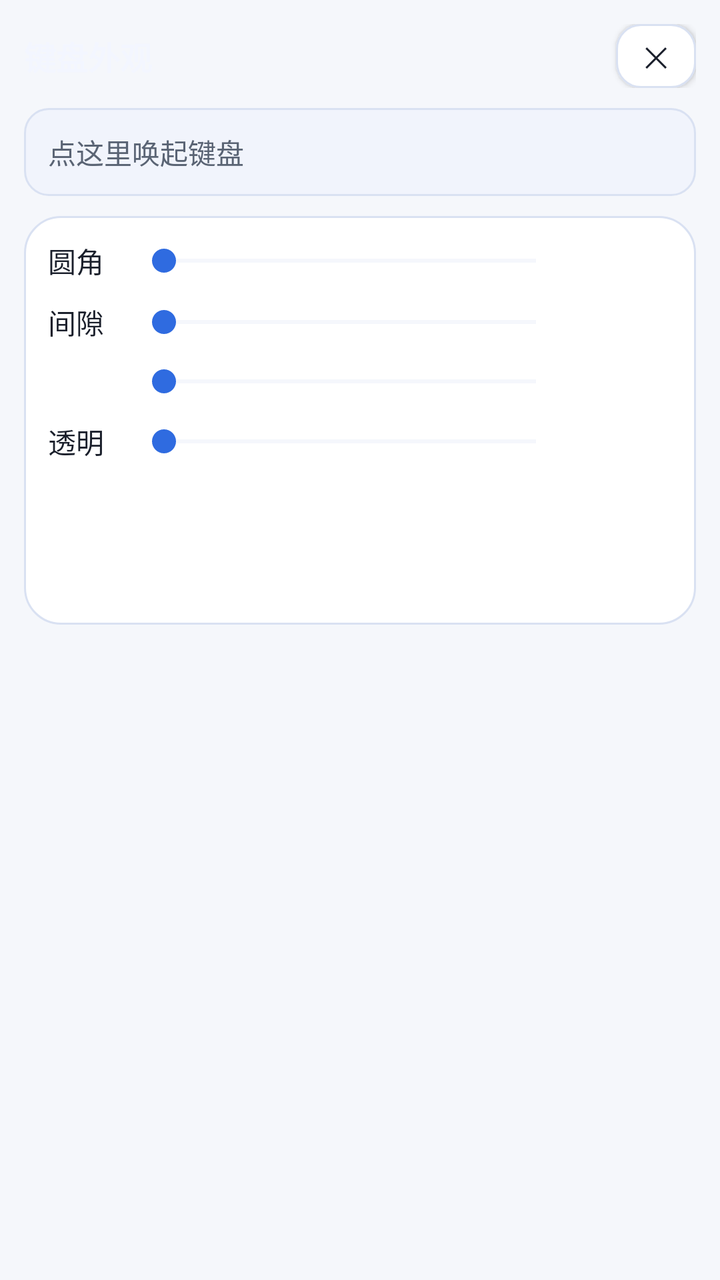
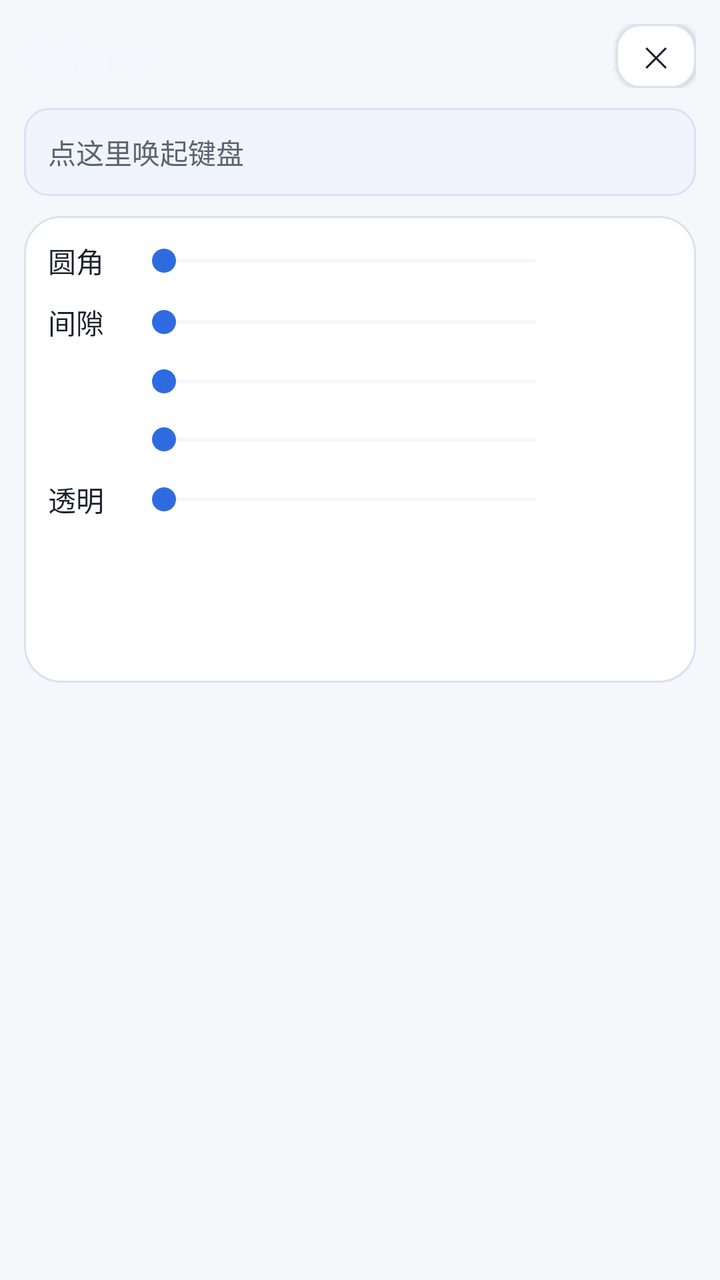

Two renders of the same Android screen: before a commit and after it. Below are the layout's source before the change and the commit's diff.
<!-- AndroidManifest.xml: application theme AppTheme -->
<!-- res/layout/activity_key_appearance.xml -->
<?xml version="1.0" encoding="utf-8"?>
<ScrollView xmlns:android="http://schemas.android.com/apk/res/android"
    android:layout_width="match_parent"
    android:layout_height="match_parent"
    android:fitsSystemWindows="true"
    android:overScrollMode="never">

    <LinearLayout
        android:layout_width="match_parent"
        android:layout_height="wrap_content"
        android:orientation="vertical"
        android:padding="12dp">

        <LinearLayout
            android:layout_width="match_parent"
            android:layout_height="wrap_content"
            android:gravity="center_vertical"
            android:orientation="horizontal">

            <TextView
                android:layout_width="0dp"
                android:layout_height="wrap_content"
                android:layout_weight="1"
                android:text="@string/key_appearance_title"
                android:textColor="@color/key_appearance_fg"
                android:textSize="16sp"
                android:textStyle="bold" />

            <Button
                style="@style/SettingsButton"
                android:id="@+id/btn_key_appearance_close"
                android:layout_width="40dp"
                android:layout_height="32dp"
                android:minWidth="0dp"
                android:paddingStart="0dp"
                android:paddingEnd="0dp"
                android:text="@string/symbol_order_close"
                android:textSize="14sp" />
        </LinearLayout>

        
        <EditText
            android:layout_width="match_parent"
            android:layout_height="44dp"
            android:layout_marginTop="10dp"
            android:layout_marginBottom="10dp"
            android:background="@drawable/field_aurora"
            android:hint="@string/settings_ime_test_hint"
            android:importantForAutofill="no"
            android:imeOptions="actionDone"
            android:inputType="text"
            android:maxLines="1"
            android:paddingStart="12dp"
            android:paddingEnd="12dp"
            android:textColor="@color/text_primary"
            android:textColorHint="@color/text_secondary"
            android:textSize="14sp" />

        <LinearLayout
            android:layout_width="match_parent"
            android:layout_height="wrap_content"
            android:background="@drawable/card_aurora"
            android:orientation="vertical"
            android:padding="12dp">

            
            <LinearLayout
                android:layout_width="match_parent"
                android:layout_height="wrap_content"
                android:gravity="center_vertical"
                android:orientation="horizontal">

                <TextView
                    android:layout_width="wrap_content"
                    android:layout_height="wrap_content"
                    android:minWidth="32dp"
                    android:text="@string/key_corner_title"
                    android:textColor="@color/text_primary"
                    android:textSize="14sp" />

                <SeekBar
                    android:id="@+id/seek_key_corner"
                    android:layout_width="0dp"
                    android:layout_height="wrap_content"
                    android:layout_marginStart="10dp"
                    android:layout_weight="1"
                    android:progressBackgroundTint="@color/card_stroke"
                    android:progressTint="@color/accent"
                    android:thumbTint="@color/accent" />

                <TextView
                    android:id="@+id/text_key_corner"
                    android:layout_width="wrap_content"
                    android:layout_height="wrap_content"
                    android:gravity="end"
                    android:minWidth="52dp"
                    android:textColor="@color/accent"
                    android:textSize="13sp" />
            </LinearLayout>

            
            <LinearLayout
                android:layout_width="match_parent"
                android:layout_height="wrap_content"
                android:layout_marginTop="10dp"
                android:gravity="center_vertical"
                android:orientation="horizontal">

                <TextView
                    android:layout_width="wrap_content"
                    android:layout_height="wrap_content"
                    android:minWidth="32dp"
                    android:text="@string/key_gap_title"
                    android:textColor="@color/text_primary"
                    android:textSize="14sp" />

                <SeekBar
                    android:id="@+id/seek_key_gap"
                    android:layout_width="0dp"
                    android:layout_height="wrap_content"
                    android:layout_marginStart="10dp"
                    android:layout_weight="1"
                    android:progressBackgroundTint="@color/card_stroke"
                    android:progressTint="@color/accent"
                    android:thumbTint="@color/accent" />

                <TextView
                    android:id="@+id/text_key_gap"
                    android:layout_width="wrap_content"
                    android:layout_height="wrap_content"
                    android:gravity="end"
                    android:minWidth="52dp"
                    android:textColor="@color/accent"
                    android:textSize="13sp" />
            </LinearLayout>

            
            <LinearLayout
                android:layout_width="match_parent"
                android:layout_height="wrap_content"
                android:layout_marginTop="10dp"
                android:gravity="center_vertical"
                android:orientation="horizontal">

                <TextView
                    android:id="@+id/label_candidate_spacing"
                    android:layout_width="wrap_content"
                    android:layout_height="wrap_content"
                    android:minWidth="32dp"
                    android:textColor="@color/text_primary"
                    android:textSize="14sp" />

                <SeekBar
                    android:id="@+id/seek_candidate_spacing"
                    android:layout_width="0dp"
                    android:layout_height="wrap_content"
                    android:layout_marginStart="10dp"
                    android:layout_weight="1"
                    android:progressBackgroundTint="@color/card_stroke"
                    android:progressTint="@color/accent"
                    android:thumbTint="@color/accent" />

                <TextView
                    android:id="@+id/text_candidate_spacing"
                    android:layout_width="wrap_content"
                    android:layout_height="wrap_content"
                    android:gravity="end"
                    android:minWidth="52dp"
                    android:textColor="@color/accent"
                    android:textSize="13sp" />
            </LinearLayout>

            
            <LinearLayout
                android:layout_width="match_parent"
                android:layout_height="wrap_content"
                android:layout_marginTop="10dp"
                android:gravity="center_vertical"
                android:orientation="horizontal">

                <TextView
                    android:layout_width="wrap_content"
                    android:layout_height="wrap_content"
                    android:minWidth="32dp"
                    android:text="@string/key_transparency_title"
                    android:textColor="@color/text_primary"
                    android:textSize="14sp" />

                <SeekBar
                    android:id="@+id/seek_key_transparency"
                    android:layout_width="0dp"
                    android:layout_height="wrap_content"
                    android:layout_marginStart="10dp"
                    android:layout_weight="1"
                    android:progressBackgroundTint="@color/card_stroke"
                    android:progressTint="@color/accent"
                    android:thumbTint="@color/accent" />

                <TextView
                    android:id="@+id/text_key_transparency"
                    android:layout_width="wrap_content"
                    android:layout_height="wrap_content"
                    android:gravity="end"
                    android:minWidth="52dp"
                    android:textColor="@color/accent"
                    android:textSize="13sp" />
            </LinearLayout>

            
            <TextView
                android:id="@+id/text_skin_light_title"
                android:layout_width="match_parent"
                android:layout_height="wrap_content"
                android:layout_marginTop="12dp"
                android:autoSizeMaxTextSize="13sp"
                android:autoSizeMinTextSize="9sp"
                android:autoSizeTextType="uniform"
                android:maxLines="1"
                android:textColor="@color/text_primary"
                android:textSize="13sp" />

            <LinearLayout
                android:id="@+id/skin_row_light"
                android:layout_width="match_parent"
                android:layout_height="wrap_content"
                android:layout_marginTop="6dp"
                android:orientation="vertical" />

            <TextView
                android:id="@+id/text_skin_dark_title"
                android:layout_width="match_parent"
                android:layout_height="wrap_content"
                android:layout_marginTop="10dp"
                android:autoSizeMaxTextSize="13sp"
                android:autoSizeMinTextSize="9sp"
                android:autoSizeTextType="uniform"
                android:maxLines="1"
                android:textColor="@color/text_primary"
                android:textSize="13sp" />

            <LinearLayout
                android:id="@+id/skin_row_dark"
                android:layout_width="match_parent"
                android:layout_height="wrap_content"
                android:layout_marginTop="6dp"
                android:orientation="vertical" />

        </LinearLayout>
    </LinearLayout>
</ScrollView>
<!-- resources referenced by this layout -->
<resources>
  <color name="accent">#2F6BE0</color>
  <color name="card_stroke">#D9E1F2</color>
  <color name="key_appearance_fg">#F3F6FF</color>
  <color name="text_primary">#1A1F2B</color>
  <color name="text_secondary">#5A6474</color>
  <!-- drawable card_aurora (drawable) -->
  <?xml version="1.0" encoding="utf-8"?>
  <shape xmlns:android="http://schemas.android.com/apk/res/android"
      android:shape="rectangle">
      <solid android:color="@color/card_bg" />
      <corners android:radius="18dp" />
      <stroke
          android:width="1dp"
          android:color="@color/card_stroke" />
  </shape>
  <!-- drawable field_aurora (drawable) -->
  <?xml version="1.0" encoding="utf-8"?>
  <selector xmlns:android="http://schemas.android.com/apk/res/android">
      <item android:state_focused="true">
          <shape android:shape="rectangle">
              <solid android:color="@color/field_bg" />
              <corners android:radius="12dp" />
              <stroke
                  android:width="1.5dp"
                  android:color="@color/aurora_cyan" />
          </shape>
      </item>
      <item>
          <shape android:shape="rectangle">
              <solid android:color="@color/field_bg" />
              <corners android:radius="12dp" />
              <stroke
                  android:width="1dp"
                  android:color="@color/card_stroke" />
          </shape>
      </item>
  </selector>
  <string name="key_appearance_title">键盘外观</string>
  <string name="key_corner_title">圆角</string>
  <string name="key_gap_title">间隙</string>
  <string name="key_transparency_title">透明</string>
  <string name="settings_ime_test_hint">点这里唤起键盘</string>
  <string name="symbol_order_close">✕</string>
  <style name="SettingsButton">
          <item name="android:layout_width">match_parent</item>
          <item name="android:layout_height">40dp</item>
          <item name="android:background">@drawable/btn_aurora_secondary</item>
          <item name="android:textColor">@color/text_primary</item>
          <item name="android:textSize">13sp</item>
          <item name="android:gravity">center</item>
      </style>
  <color name="card_bg">#FFFFFF</color>
  <color name="field_bg">#F1F4FC</color>
  <color name="aurora_cyan">#0A7A90</color>
  <!-- drawable btn_aurora_secondary (drawable) -->
  <?xml version="1.0" encoding="utf-8"?>
  <ripple xmlns:android="http://schemas.android.com/apk/res/android"
      android:color="@color/ripple_on_surface">
      <item>
          <shape android:shape="rectangle">
              <solid android:color="@color/btn_secondary_bg" />
              <corners android:radius="12dp" />
              <stroke
                  android:width="1dp"
                  android:color="@color/card_stroke" />
          </shape>
      </item>
  </ripple>
  <color name="app_bg">#F5F7FB</color>
  <color name="nav_bar">#1A1F2B</color>
  <style name="AppDialogTheme" parent="@android:style/Theme.Material.Light.Dialog.Alert">
          <item name="android:colorAccent">@color/accent</item>
          <item name="android:colorBackground">@color/app_bg</item>
          <item name="android:textColorPrimary">@color/text_primary</item>
          <item name="android:textColorSecondary">@color/text_secondary</item>
      </style>
  <color name="ripple_on_surface">#1A000000</color>
  <color name="btn_secondary_bg">#FFFFFF</color>
  <!-- unchanged entries left out for length: 1 -->
</resources>

<!-- the commit's change to res/layout/activity_key_appearance.xml (unified diff, before → after) -->
@@ -179,6 +179,42 @@
                 android:orientation="horizontal">
 
                 <TextView
+                    android:id="@+id/label_candidate_text_size"
+                    android:layout_width="wrap_content"
+                    android:layout_height="wrap_content"
+                    android:minWidth="32dp"
+                    android:textColor="@color/text_primary"
+                    android:textSize="14sp" />
+
+                <SeekBar
+                    android:id="@+id/seek_candidate_text_size"
+                    android:layout_width="0dp"
+                    android:layout_height="wrap_content"
+                    android:layout_marginStart="10dp"
+                    android:layout_weight="1"
+                    android:progressBackgroundTint="@color/card_stroke"
+                    android:progressTint="@color/accent"
+                    android:thumbTint="@color/accent" />
+
+                <TextView
+                    android:id="@+id/text_candidate_text_size"
+                    android:layout_width="wrap_content"
+                    android:layout_height="wrap_content"
+                    android:gravity="end"
+                    android:minWidth="52dp"
+                    android:textColor="@color/accent"
+                    android:textSize="13sp" />
+            </LinearLayout>
+
+            
+            <LinearLayout
+                android:layout_width="match_parent"
+                android:layout_height="wrap_content"
+                android:layout_marginTop="10dp"
+                android:gravity="center_vertical"
+                android:orientation="horizontal">
+
+                <TextView
                     android:layout_width="wrap_content"
                     android:layout_height="wrap_content"
                     android:minWidth="32dp"
